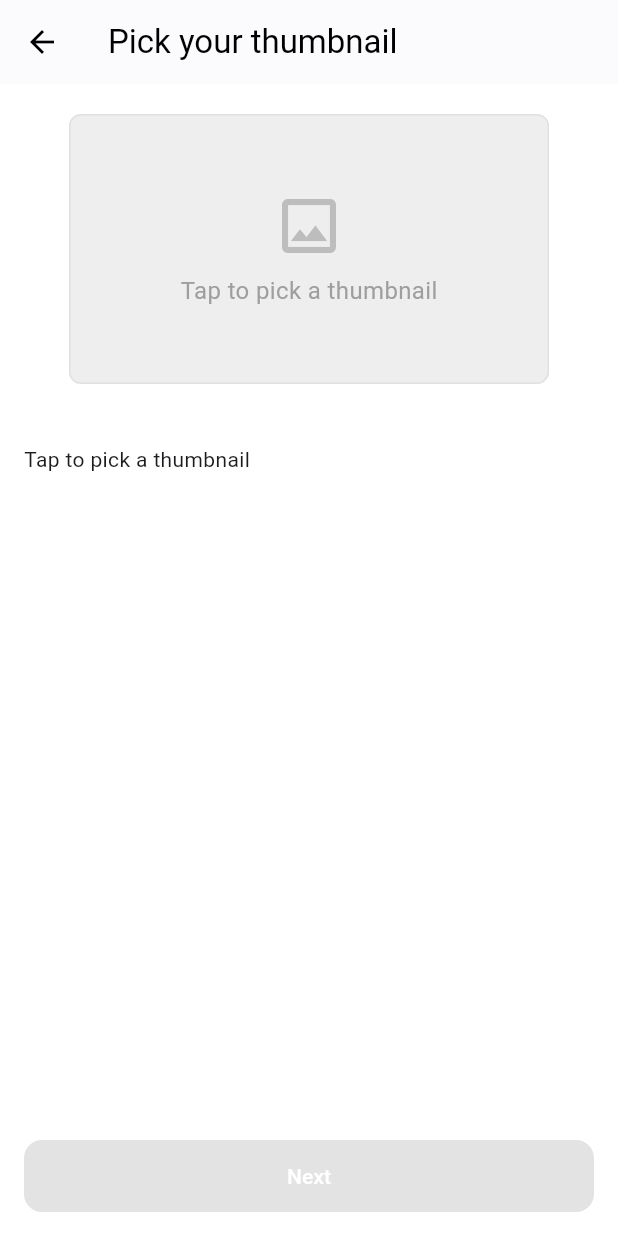
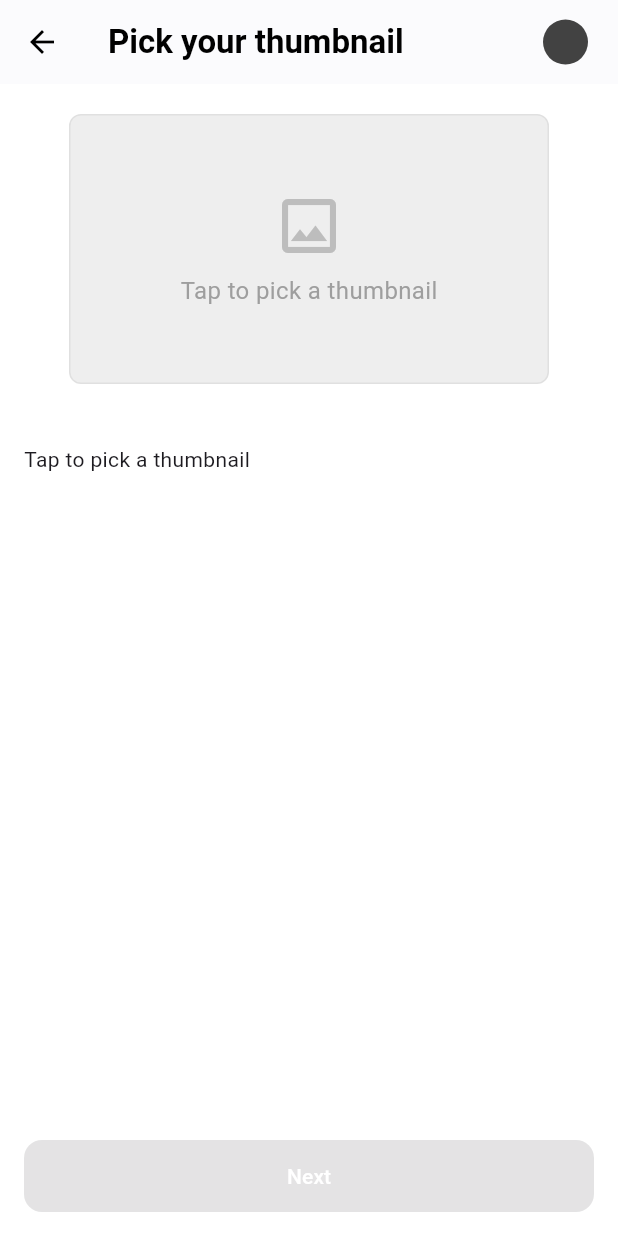
Before and after one commit to sag333ar/HiveFlutterKit, a Flutter app: the ThumbnailUploadScreen screen opened directly with empty values, on a phone screen of 412 x 824 dp. Run offline on Flutter 3.47's test engine with Material 3 defaults, Android fonts, the phone set to English and light mode, and no system bars; our stand-ins replace cached_network_image, chewie, cross_file, equatable, file_picker, flutter_html and 11 more; missing offline and left inert: another_tus_client, flutter_inappwebview; accounts and stored records are empty; network calls fail.

Commit message:
upload screens - on top right corner current user profile pic & Username Added

```diff
--- a/lib/ux/three_speak_ux/components/threespeak_video_upload/thumbnail_upload_screen.dart
+++ b/lib/ux/three_speak_ux/components/threespeak_video_upload/thumbnail_upload_screen.dart
@@ -8,6 +8,7 @@ import 'package:flutter/material.dart';
 import 'package:flutter/rendering.dart';
 import 'package:hive_flutter_kit/core/three_speak_core/server_proxy.dart';
 import 'package:another_tus_client/another_tus_client.dart';
+import 'package:hive_flutter_kit/ux/three_speak_ux/components/threespeak_video_upload/components/user_profile_image.dart';
 import 'package:hive_flutter_kit/ux/three_speak_ux/components/threespeak_video_upload/models/threespeak_video_upload_model.dart';
 import 'package:hive_flutter_kit/ux/three_speak_ux/components/threespeak_video_upload/upload_info_screen.dart';
 import 'package:http/http.dart' as http;
@@ -189,10 +190,30 @@ class _ThumbnailUploadScreenState extends State<ThumbnailUploadScreen> {
     return Scaffold(
       backgroundColor: Colors.white,
       appBar: AppBar(
-        title: const Text("Pick your thumbnail"),
         backgroundColor: Colors.white,
         foregroundColor: Colors.black,
         elevation: 0.5,
+        title: const Text(
+          "Pick your thumbnail",
+          style: TextStyle(fontWeight: FontWeight.w600),
+        ),
+        actions: [
+          Row(
+            children: [
+              UserProfileImage(userName: widget.uploadModel.owner, radius: 30),
+              const SizedBox(width: 8),
+              Text(
+                widget.uploadModel.owner,
+                style: const TextStyle(
+                  fontWeight: FontWeight.w600,
+                  fontSize: 16,
+                  overflow: TextOverflow.ellipsis,
+                ),
+              ),
+              const SizedBox(width: 12),
+            ],
+          ),
+        ],
       ),
       body: Padding(
         padding: const EdgeInsets.symmetric(horizontal: 16, vertical: 20),
```
Also changed, not shown: lib/ux/three_speak_ux/components/threespeak_video_upload/upload_info_screen.dart (+22 -1 lines), lib/ux/three_speak_ux/components/threespeak_video_upload/video_upload_screen.dart (+23 -1 lines).
